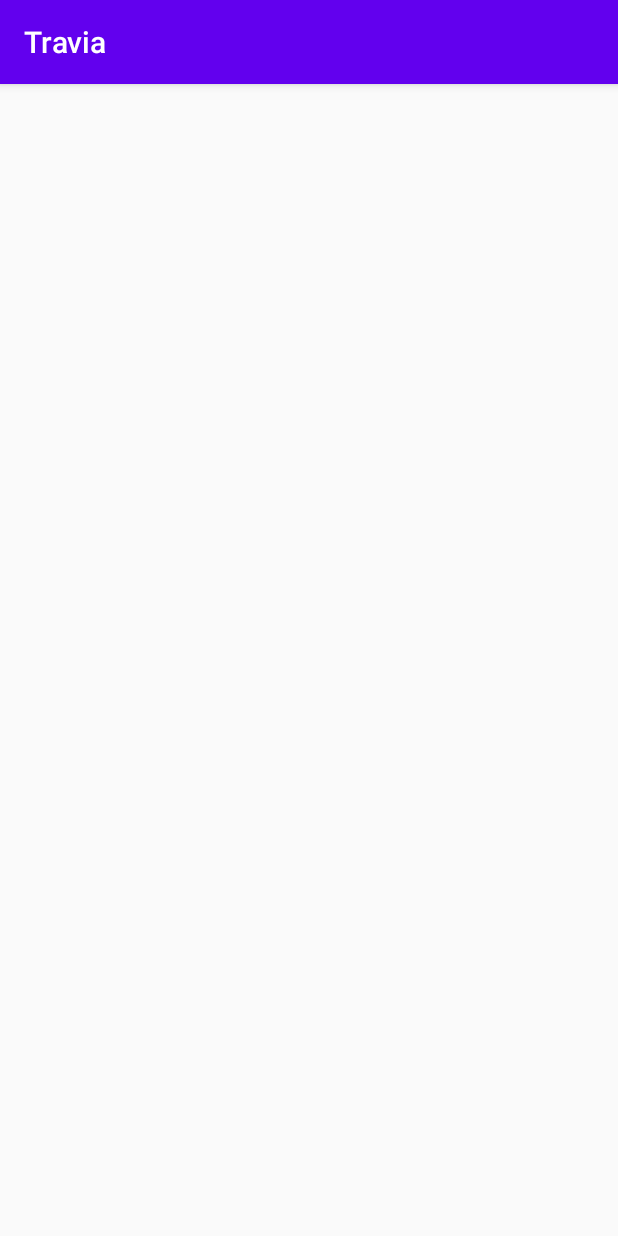
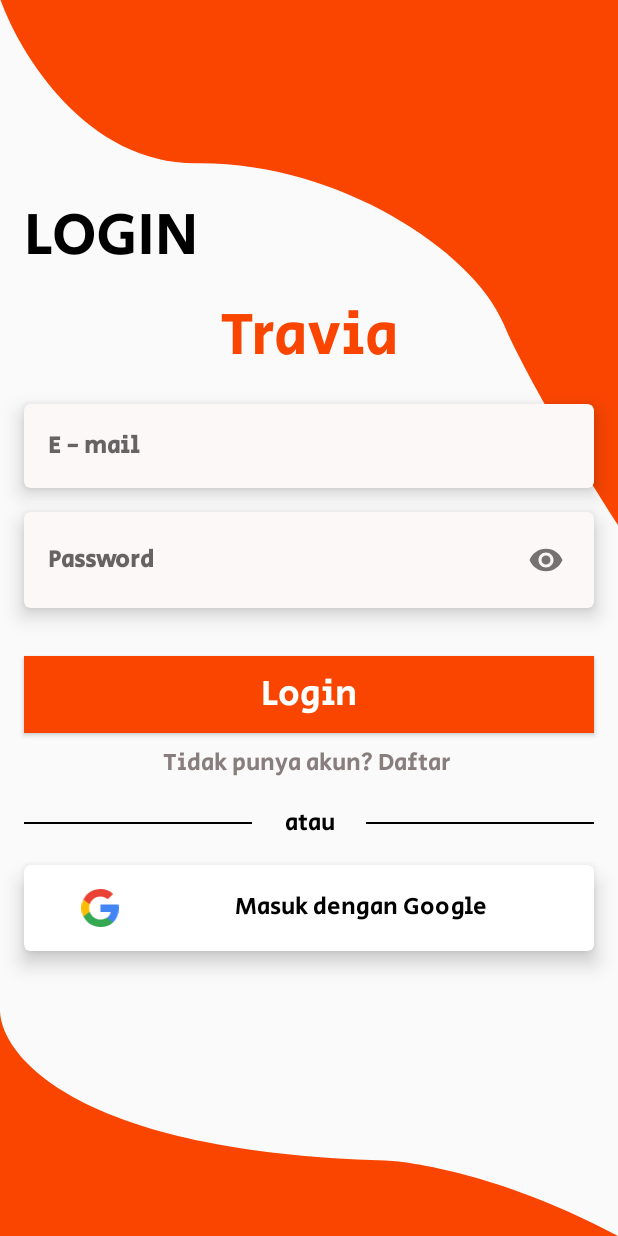
Before and after one commit to arifmh18/travia, an Android app: the screen it shows after launch (MainActivity before the commit, LoginActivity after it), on a phone screen of 412 x 824 dp. Run offline under Robolectric (Android 15) with nearby library versions, the phone set to English and light mode, and no system bars.

Commit message:
add LoginActivity.kt and finishing interface, add custom font (secular_one_regular.ttf), add assets from figma (ic_vector_login_lower.xml, ic_vector_login_upper.xml)

```diff
--- a/app/src/main/AndroidManifest.xml
+++ b/app/src/main/AndroidManifest.xml
@@ -9,13 +9,15 @@
         android:roundIcon="@mipmap/ic_launcher_round"
         android:supportsRtl="true"
         android:theme="@style/AppTheme">
-        <activity android:name=".MainActivity">
+        <activity android:name=".LoginActivity">
             <intent-filter>
                 <action android:name="android.intent.action.MAIN" />
 
                 <category android:name="android.intent.category.LAUNCHER" />
             </intent-filter>
         </activity>
+        <activity android:name=".MainActivity">
+        </activity>
     </application>
 
 </manifest>
--- /dev/null
+++ b/app/src/main/java/com/travia/LoginActivity.kt
@@ -0,0 +1,12 @@
+package com.travia
+
+import androidx.appcompat.app.AppCompatActivity
+import android.os.Bundle
+
+class LoginActivity : AppCompatActivity() {
+    override fun onCreate(savedInstanceState: Bundle?) {
+        super.onCreate(savedInstanceState)
+        supportActionBar?.hide()
+        setContentView(R.layout.activity_login)
+    }
+}
--- /dev/null
+++ b/app/src/main/res/drawable/ic_google_g_logo.xml
@@ -0,0 +1,18 @@
+<vector xmlns:android="http://schemas.android.com/apk/res/android"
+    android:width="533.5dp"
+    android:height="544.3dp"
+    android:viewportWidth="533.5"
+    android:viewportHeight="544.3">
+  <path
+      android:pathData="M533.5,278.4c0,-18.5 -1.5,-37.1 -4.7,-55.3H272.1v104.8h147c-6.1,33.8 -25.7,63.7 -54.4,82.7v68h87.7c51.5,-47.4 81.1,-117.4 81.1,-200.2z"
+      android:fillColor="#4285f4"/>
+  <path
+      android:pathData="M272.1,544.3c73.4,0 135.3,-24.1 180.4,-65.7l-87.7,-68c-24.4,16.6 -55.9,26 -92.6,26 -71,0 -131.2,-47.9 -152.8,-112.3H28.9v70.1c46.2,91.9 140.3,149.9 243.2,149.9z"
+      android:fillColor="#34a853"/>
+  <path
+      android:pathData="M119.3,324.3c-11.4,-33.8 -11.4,-70.4 0,-104.2V150H28.9c-38.6,76.9 -38.6,167.5 0,244.4l90.4,-70.1z"
+      android:fillColor="#fbbc04"/>
+  <path
+      android:pathData="M272.1,107.7c38.8,-0.6 76.3,14 104.4,40.8l77.7,-77.7C405,24.6 339.7,-0.8 272.1,0 169.2,0 75.1,58 28.9,150l90.4,70.1c21.5,-64.5 81.8,-112.4 152.8,-112.4z"
+      android:fillColor="#ea4335"/>
+</vector>
--- /dev/null
+++ b/app/src/main/res/drawable/ic_vector_login_lower.xml
@@ -0,0 +1,9 @@
+<vector xmlns:android="http://schemas.android.com/apk/res/android"
+    android:width="360dp"
+    android:height="253dp"
+    android:viewportWidth="360"
+    android:viewportHeight="253">
+  <path
+      android:pathData="M224.304,168C46.886,158.8 0.844,52.167 0,0V253H360C298.025,188.6 243.713,169.5 224.304,168Z"
+      android:fillColor="#FA4501"/>
+</vector>
--- /dev/null
+++ b/app/src/main/res/drawable/ic_vector_login_upper.xml
@@ -0,0 +1,9 @@
+<vector xmlns:android="http://schemas.android.com/apk/res/android"
+    android:width="359dp"
+    android:height="360dp"
+    android:viewportWidth="359"
+    android:viewportHeight="360">
+  <path
+      android:pathData="M114.82,112C50.24,112.8 11.365,37 0,-1H359V360C342.788,330.5 306.754,261.5 292.314,221.5C274.264,171.5 195.545,111 114.82,112Z"
+      android:fillColor="#FA4501"/>
+</vector>
--- /dev/null
+++ b/app/src/main/res/layout/activity_login.xml
@@ -0,0 +1,255 @@
+<?xml version="1.0" encoding="utf-8"?>
+<ScrollView xmlns:android="http://schemas.android.com/apk/res/android"
+    xmlns:app="http://schemas.android.com/apk/res-auto"
+    xmlns:tools="http://schemas.android.com/tools"
+    android:layout_width="match_parent"
+    android:layout_height="match_parent"
+    android:fillViewport="true"
+    tools:context=".LoginActivity">
+
+    <androidx.constraintlayout.widget.ConstraintLayout
+        android:layout_width="match_parent"
+        android:layout_height="match_parent">
+
+        <ImageView
+            android:id="@+id/imageView"
+            android:layout_width="match_parent"
+            android:layout_height="350dp"
+            android:scaleType="fitXY"
+            android:src="@drawable/ic_vector_login_upper"
+            app:layout_constraintEnd_toEndOf="parent"
+            app:layout_constraintStart_toStartOf="parent"
+            app:layout_constraintTop_toTopOf="parent" />
+
+        <ImageView
+            android:id="@+id/imageView2"
+            android:layout_width="match_parent"
+            android:layout_height="150dp"
+            android:scaleType="fitXY"
+            android:src="@drawable/ic_vector_login_lower"
+            app:layout_constraintBottom_toBottomOf="parent"
+            app:layout_constraintEnd_toEndOf="parent"
+            app:layout_constraintStart_toStartOf="parent" />
+
+        <TextView
+            android:id="@+id/textView"
+            style="@style/LoginTitle"
+            android:layout_width="wrap_content"
+            android:layout_height="wrap_content"
+            android:layout_marginStart="16dp"
+            android:layout_marginTop="128dp"
+            android:text="LOGIN"
+            android:textColor="@android:color/black"
+            android:textSize="40sp"
+            app:layout_constraintStart_toStartOf="parent"
+            app:layout_constraintTop_toTopOf="parent" />
+
+        <TextView
+            android:id="@+id/textView2"
+            android:layout_width="wrap_content"
+            android:layout_height="wrap_content"
+            android:layout_marginTop="8dp"
+            android:text="Travia"
+            android:textSize="40sp"
+            android:textColor="@color/colorPrimary"
+            style="@style/LoginTitle"
+            app:layout_constraintEnd_toEndOf="parent"
+            app:layout_constraintStart_toStartOf="parent"
+            app:layout_constraintTop_toBottomOf="@+id/textView" />
+
+        <androidx.cardview.widget.CardView
+            android:id="@+id/cardView"
+            android:layout_width="match_parent"
+            android:layout_height="wrap_content"
+            android:layout_marginStart="16dp"
+            android:layout_marginTop="16dp"
+            android:layout_marginEnd="16dp"
+            app:cardBackgroundColor="@color/colorWhiteDarker"
+            app:cardCornerRadius="4dp"
+            app:cardElevation="8dp"
+            app:layout_constraintEnd_toEndOf="parent"
+            app:layout_constraintStart_toStartOf="parent"
+            app:layout_constraintTop_toBottomOf="@+id/textView2">
+
+            <RelativeLayout
+                android:layout_width="match_parent"
+                android:layout_height="wrap_content"
+                android:padding="8dp">
+
+                <com.google.android.material.textfield.TextInputLayout
+                    android:layout_width="match_parent"
+                    android:layout_height="wrap_content"
+                    app:hintEnabled="false">
+
+                    <EditText
+                        android:layout_width="match_parent"
+                        android:layout_height="wrap_content"
+                        android:background="@null"
+                        android:hint="E - mail"
+                        android:padding="8dp"
+                        android:inputType="textEmailAddress"
+                        android:textAppearance="@style/LoginTitle"
+                        android:textColor="@color/colorGrey"
+                        android:textSize="16sp"
+                        android:textStyle="bold" />
+
+                </com.google.android.material.textfield.TextInputLayout>
+
+            </RelativeLayout>
+
+        </androidx.cardview.widget.CardView>
+
+        <androidx.cardview.widget.CardView
+            android:id="@+id/cardView3"
+            android:layout_width="match_parent"
+            android:layout_height="wrap_content"
+            android:layout_marginStart="16dp"
+            android:layout_marginTop="16dp"
+            android:layout_marginEnd="16dp"
+            app:cardBackgroundColor="@color/colorWhiteDarker"
+            app:cardCornerRadius="4dp"
+            app:cardElevation="8dp"
+            app:layout_constraintEnd_toEndOf="parent"
+            app:layout_constraintStart_toStartOf="parent"
+            app:layout_constraintTop_toBottomOf="@+id/cardView">
+
+            <RelativeLayout
+                android:layout_width="match_parent"
+                android:layout_height="wrap_content"
+                android:padding="8dp">
+
+                <com.google.android.material.textfield.TextInputLayout
+                    android:layout_width="match_parent"
+                    android:layout_height="wrap_content"
+                    app:hintEnabled="false"
+                    app:passwordToggleEnabled="true">
+
+                    <EditText
+                        android:layout_width="match_parent"
+                        android:layout_height="wrap_content"
+                        android:background="@null"
+                        android:hint="Password"
+                        android:inputType="textPassword"
+                        android:padding="8dp"
+                        android:textAppearance="@style/LoginTitle"
+                        android:textColor="@color/colorGrey"
+                        android:textSize="16sp"
+                        android:textStyle="bold" />
+
+                </com.google.android.material.textfield.TextInputLayout>
+
+            </RelativeLayout>
+
+        </androidx.cardview.widget.CardView>
+
+        <Button
+            android:id="@+id/button"
+            android:layout_width="0dp"
+            android:layout_height="wrap_content"
+            android:layout_marginStart="16dp"
+            android:layout_marginTop="32dp"
+            android:layout_marginEnd="16dp"
+            android:background="@color/colorPrimary"
+            android:text="Login"
+            android:textColor="@android:color/white"
+            android:textAppearance="@style/LoginTitle"
+            android:paddingVertical="8dp"
+            android:textSize="24sp"
+            app:layout_constraintEnd_toEndOf="parent"
+            app:layout_constraintStart_toStartOf="parent"
+            app:layout_constraintTop_toBottomOf="@+id/cardView3" />
+
+        <TextView
+            android:id="@+id/textView3"
+            android:layout_width="wrap_content"
+            android:layout_height="wrap_content"
+            android:layout_marginStart="16dp"
+            android:layout_marginTop="8dp"
+            android:layout_marginEnd="16dp"
+            android:text="Tidak punya akun? Daftar "
+            android:textAppearance="@style/LoginTitle"
+            android:textSize="16sp"
+            android:textColor="@color/colorGrey"
+            app:layout_constraintEnd_toEndOf="parent"
+            app:layout_constraintStart_toStartOf="parent"
+            app:layout_constraintTop_toBottomOf="@+id/button" />
+
+        <LinearLayout
+            android:id="@+id/linearLayout"
+            android:layout_width="match_parent"
+            android:layout_height="wrap_content"
+            android:layout_marginStart="16dp"
+            android:layout_marginTop="16dp"
+            android:layout_marginEnd="16dp"
+            android:gravity="center_vertical"
+            android:orientation="horizontal"
+            android:weightSum="10"
+            app:layout_constraintEnd_toEndOf="parent"
+            app:layout_constraintStart_toStartOf="parent"
+            app:layout_constraintTop_toBottomOf="@+id/textView3">
+
+            <LinearLayout
+                android:layout_width="0dp"
+                android:layout_height="wrap_content"
+                android:layout_weight="4"
+                android:background="@android:color/black"
+                android:padding="0.2dp" />
+
+            <TextView
+                android:layout_width="0dp"
+                android:layout_height="wrap_content"
+                android:layout_weight="2"
+                android:text="atau"
+                android:textAlignment="center"
+                android:textAppearance="@style/LoginTitle"
+                android:textSize="16sp" />
+
+            <LinearLayout
+                android:layout_width="0dp"
+                android:layout_height="wrap_content"
+                android:layout_weight="4"
+                android:background="@android:color/black"
+                android:padding="0.2dp" />
+
+        </LinearLayout>
+
+        <androidx.cardview.widget.CardView
+            android:layout_width="match_parent"
+            android:layout_height="wrap_content"
+            android:layout_marginStart="16dp"
+            android:layout_marginTop="16dp"
+            android:layout_marginEnd="16dp"
+            app:cardCornerRadius="4dp"
+            app:cardElevation="8dp"
+            app:layout_constraintEnd_toEndOf="parent"
+            app:layout_constraintStart_toStartOf="parent"
+            app:layout_constraintTop_toBottomOf="@+id/linearLayout">
+
+            <LinearLayout
+                android:layout_width="match_parent"
+                android:layout_height="wrap_content"
+                android:orientation="horizontal"
+                android:padding="16dp">
+
+                <ImageView
+                    android:layout_width="0dp"
+                    android:layout_height="25dp"
+                    android:layout_weight="2"
+                    android:src="@drawable/ic_google_g_logo"/>
+
+                <TextView
+                    android:layout_width="0dp"
+                    android:layout_height="wrap_content"
+                    android:layout_weight="8"
+                    android:text="Masuk dengan Google"
+                    android:textAlignment="center"
+                    android:textAppearance="@style/LoginTitle"
+                    android:textSize="16sp" />
+
+            </LinearLayout>
+
+        </androidx.cardview.widget.CardView>
+
+    </androidx.constraintlayout.widget.ConstraintLayout>
+
+</ScrollView>
--- a/app/src/main/res/values/colors.xml
+++ b/app/src/main/res/values/colors.xml
@@ -1,6 +1,11 @@
 <?xml version="1.0" encoding="utf-8"?>
 <resources>
-    <color name="colorPrimary">#6200EE</color>
-    <color name="colorPrimaryDark">#3700B3</color>
-    <color name="colorAccent">#03DAC5</color>
+    <color name="colorPrimary">#fa4501</color>
+    <color name="colorPrimaryDark">#be0000</color>
+    <color name="colorAccent">#ff7a3a</color>
+
+    <color name="colorWhiteDarker">#FDF8F8</color>
+    <color name="colorGrey">#897E7E</color>
+
+
 </resources>
--- a/app/src/main/res/values/styles.xml
+++ b/app/src/main/res/values/styles.xml
@@ -7,4 +7,8 @@
         <item name="colorAccent">@color/colorAccent</item>
     </style>
 
+    <style name="LoginTitle">
+        <item name="android:fontFamily">@font/secular_one_regular</item>
+    </style>
+
 </resources>
```
Also changed, not shown: app/src/main/res/font/secular_one_regular.ttf (added).
